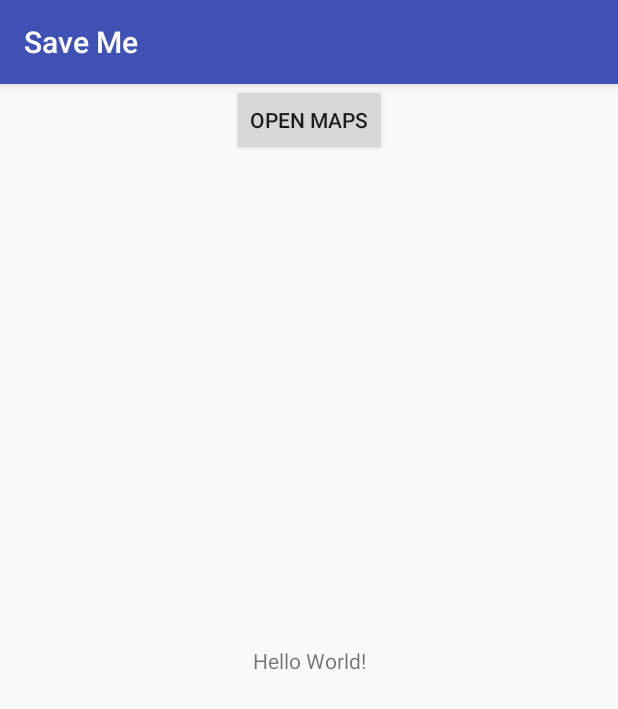
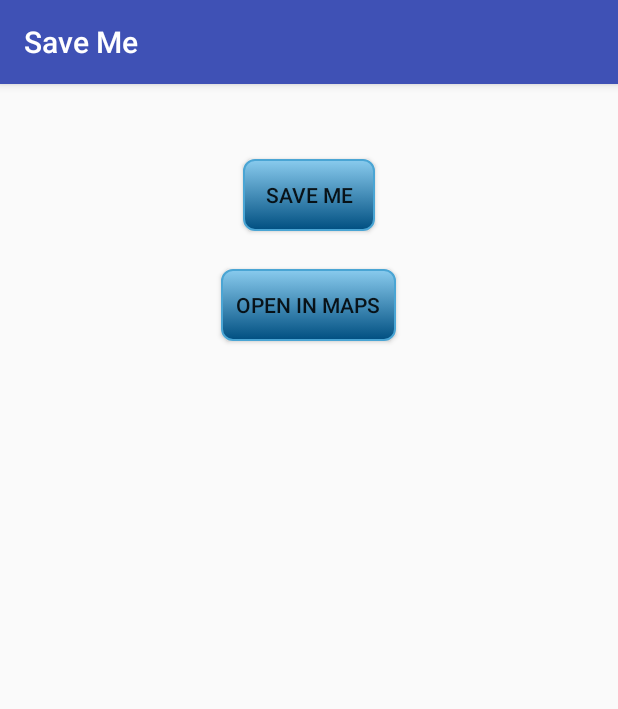
Before and after one commit to naitik0212/Save_Me, an Android app: the MainActivity screen opened directly, with no data from a screen before it, on a phone screen of 412 x 824 dp. Shown: the top 709 px of the screen. Run offline under Robolectric (Android 15) with nearby library versions, the phone set to English and light mode, and no system bars.

```diff
--- a/app/src/main/res/layout/activity_main.xml
+++ b/app/src/main/res/layout/activity_main.xml
@@ -1,27 +1,28 @@
 <?xml version="1.0" encoding="utf-8"?>
-<android.support.constraint.ConstraintLayout xmlns:android="http://schemas.android.com/apk/res/android"
-    xmlns:app="http://schemas.android.com/apk/res-auto"
-    xmlns:tools="http://schemas.android.com/tools"
-    android:layout_width="match_parent"
-    android:layout_height="match_parent"
-    tools:context="com.example.group17.medaas.MainActivity">
 
-    <TextView
+
+    <RelativeLayout xmlns:android="http://schemas.android.com/apk/res/android"
+        android:layout_width="match_parent" android:layout_height="match_parent">
+
+    <Button
+        android:id="@+id/SaveMe"
+        android:layout_marginTop="50dp"
         android:layout_width="wrap_content"
         android:layout_height="wrap_content"
-        android:text="Hello World!"
-        app:layout_constraintBottom_toBottomOf="parent"
-        app:layout_constraintLeft_toLeftOf="parent"
-        app:layout_constraintRight_toRightOf="parent"
-        app:layout_constraintTop_toTopOf="parent" />
+        android:layout_centerHorizontal="true"
+        android:background="@drawable/buttoncolors"
+        android:text="Save Me" />
 
     <Button
         android:id="@+id/mapTrigger"
+        android:layout_marginTop="25dp"
+
         android:layout_width="wrap_content"
         android:layout_height="wrap_content"
-        android:text="Open Maps"
-        app:layout_constraintLeft_toLeftOf="parent"
-        app:layout_constraintRight_toRightOf="parent"
-        tools:layout_editor_absoluteY="305dp" />
+        android:layout_centerHorizontal="true"
+        android:background="@drawable/buttoncolors"
+        android:layout_below="@+id/SaveMe"
 
-</android.support.constraint.ConstraintLayout>
+        android:text="Open in Maps" />
+
+</RelativeLayout>
--- a/app/src/main/res/layout/registration_form.xml
+++ b/app/src/main/res/layout/registration_form.xml
@@ -123,7 +123,7 @@
             android:layout_alignStart="@+id/isDoc"
             android:textColor="@color/colorPrimary"
             android:layout_below="@+id/isDoc"
-            android:text="doctor" />
+            android:text="Doctor" />
 
         <RadioButton
             android:id="@+id/isDocNo"
@@ -134,7 +134,7 @@
             android:textColor="@color/colorPrimary"
             android:layout_below="@+id/isDocYes"
             android:checked="true"
-            android:text="client" />
+            android:text="Client" />
     </RadioGroup>
 
 
```
Also changed, not shown: app/src/main/java/com/example/group17/medaas/RegisterActivity.java (+21 -8 lines).
